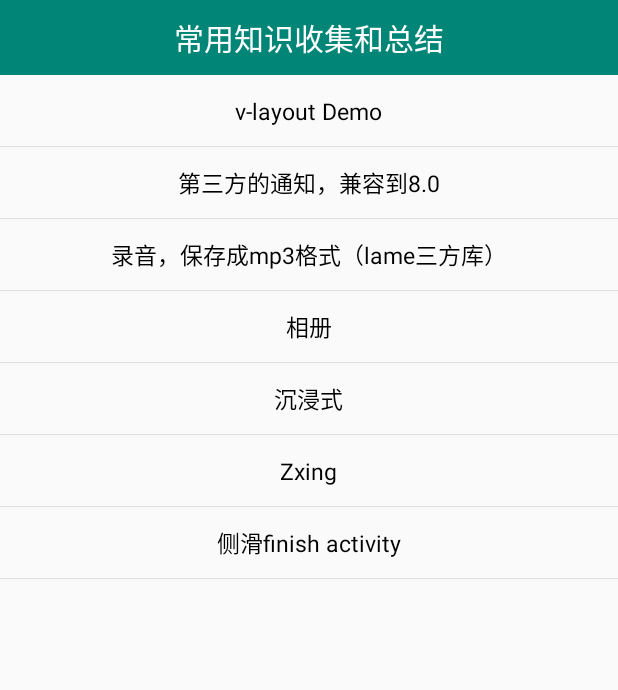
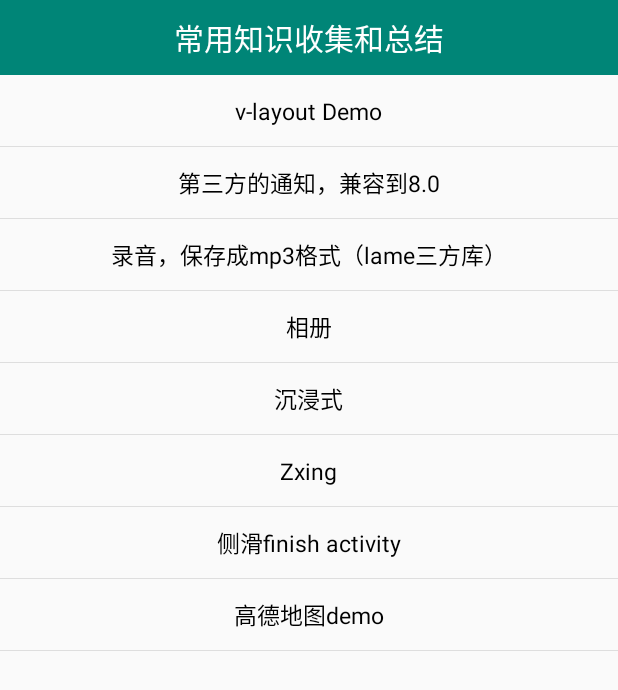
Before and after one commit to dongjieorg/DongjieDemos, an Android app: the screen it shows after launch (MainActivity), on a phone screen of 412 x 824 dp. Shown: the top 690 px of the screen. Run offline under Robolectric (Android 15) with nearby library versions, the phone set to English and light mode, and no system bars; libraries missing offline, so code that uses them is left out: com.jaeger.library; 1 statement that could not run was skipped.

Commit message:
添加高德地图的界面

```diff
--- a/app/src/main/AndroidManifest.xml
+++ b/app/src/main/AndroidManifest.xml
@@ -116,8 +116,10 @@
         <activity
             android:name=".touch_finish_activity.ViewPagerActivity"
             android:theme="@android:style/Theme.Translucent" />
-        <activity android:name=".touch_finish_activity.RecyclerActivity"
+        <activity
+            android:name=".touch_finish_activity.RecyclerActivity"
             android:theme="@android:style/Theme.Translucent" />
+        <activity android:name=".gaode_map.GaodeActivity"></activity>
     </application>
 
 </manifest>
--- a/app/src/main/java/com/dongjie/dongjiedemos/MainActivity.java
+++ b/app/src/main/java/com/dongjie/dongjiedemos/MainActivity.java
@@ -13,6 +13,7 @@ import android.widget.TextView;
 
 import com.dongjie.dongjiedemos.album.AlbumActivity;
 import com.dongjie.dongjiedemos.base.BaseActivity;
+import com.dongjie.dongjiedemos.gaode_map.GaodeActivity;
 import com.dongjie.dongjiedemos.immersive_status.ImmersiveActivity;
 import com.dongjie.dongjiedemos.lame_record.RecordLameActivity;
 import com.dongjie.dongjiedemos.notification.NotificationActivity;
@@ -75,6 +76,12 @@ public class MainActivity extends BaseActivity {
         classBean = new ClassBean();
         classBean.setTitle("侧滑finish activity");
         classBean.setClassName(TouchFinishActivity.class);
+        list.add(classBean);
+
+        // 侧滑finish activity
+        classBean = new ClassBean();
+        classBean.setTitle("高德地图demo");
+        classBean.setClassName(GaodeActivity.class);
         list.add(classBean);
 
         MyAdapter myAdapter = new MyAdapter(this, list);
```
Also changed, not shown: app/build.gradle (+7 -7 lines), app/src/main/java/com/dongjie/dongjiedemos/gaode_map/GaodeActivity.java (added, +28 -0 lines), app/src/main/res/layout/activity_gaode.xml (added, +9 -0 lines), 1 other file.
